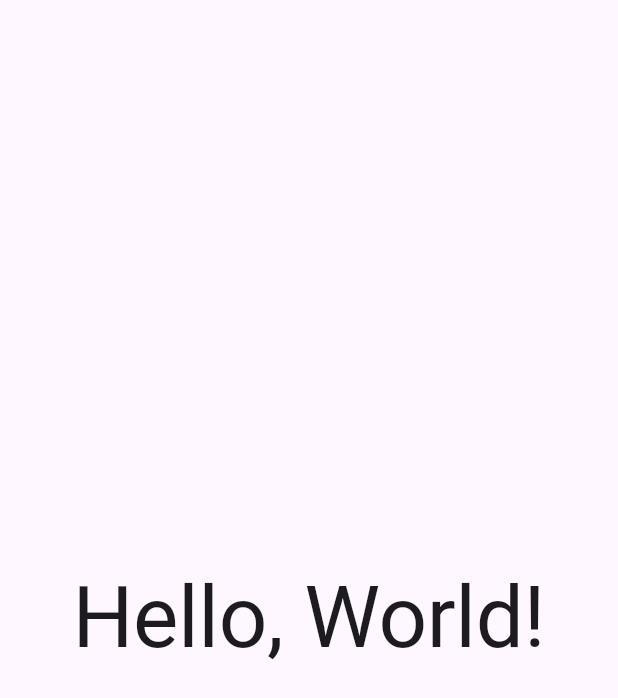
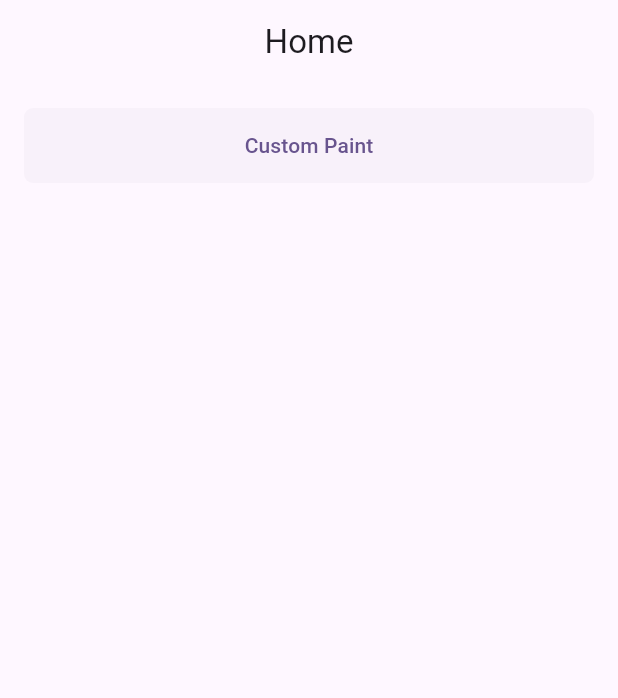
Before and after one commit to iHabibullahBahar/flutter_folder, a Flutter app: the screen it shows after launch, on a phone screen of 412 x 824 dp. Shown: the top 698 px of the screen. Run offline on Flutter 3.47's test engine with Material 3 defaults, Android fonts, the phone set to English and light mode, and no system bars; our stand-ins replace firebase_core, get; accounts and stored records are empty.

Commit message:
basic custom painter added

```diff
--- a/lib/main.dart
+++ b/lib/main.dart
@@ -1,5 +1,6 @@
 import 'package:flutter/material.dart';
 import 'package:flutterfolder/src/features/home/screens/home_screen.dart';
+import 'package:get/get.dart';
 
 void main() {
   runApp(const MyApp());
@@ -11,13 +12,13 @@ class MyApp extends StatelessWidget {
   // This widget is the root of your application.
   @override
   Widget build(BuildContext context) {
-    return MaterialApp(
-      title: 'Flutter Demo',
+    return GetMaterialApp(
+      title: 'Flutter Folder',
       theme: ThemeData(
         colorScheme: ColorScheme.fromSeed(seedColor: Colors.deepPurple),
-        useMaterial3: true,
       ),
       home: const HomeScreen(),
+      debugShowCheckedModeBanner: false,
     );
   }
 }
--- /dev/null
+++ b/lib/src/constants/sizes.dart
@@ -0,0 +1 @@
+const zDefaultPadding = 16.0;
--- /dev/null
+++ b/lib/src/constants/styles.dart
@@ -0,0 +1,10 @@
+import 'package:flutter/material.dart';
+
+ButtonStyle zCustomButtonStyle(double radius) {
+  return ElevatedButton.styleFrom(
+    elevation: 0,
+    shape: RoundedRectangleBorder(
+      borderRadius: BorderRadius.circular(radius),
+    ),
+  );
+}
--- a/lib/src/features/home/screens/home_screen.dart
+++ b/lib/src/features/home/screens/home_screen.dart
@@ -1,4 +1,8 @@
 import 'package:flutter/material.dart';
+import 'package:flutterfolder/src/constants/sizes.dart';
+import 'package:flutterfolder/src/constants/styles.dart';
+import 'package:flutterfolder/src/features/custom_paint/screens/custom_paint_screen.dart';
+import 'package:get/get.dart';
 
 class HomeScreen extends StatelessWidget {
   const HomeScreen({super.key});
@@ -6,11 +10,29 @@ class HomeScreen extends StatelessWidget {
   @override
   Widget build(BuildContext context) {
     return Scaffold(
-        body: Center(
-      child: Text(
-        'Hello, World!',
-        style: Theme.of(context).textTheme.headline1,
+      appBar: AppBar(
+        title: const Text('Home'),
+        centerTitle: true,
       ),
-    ));
+      body: Padding(
+        padding: const EdgeInsets.all(
+          zDefaultPadding,
+        ),
+        child: ListView(
+          children: [
+            SizedBox(
+              height: 50,
+              child: ElevatedButton(
+                onPressed: () {
+                  Get.to(() => CustomPaintScreen());
+                },
+                style: zCustomButtonStyle(6),
+                child: const Text('Custom Paint'),
+              ),
+            ),
+          ],
+        ),
+      ),
+    );
   }
 }
--- a/pubspec.yaml
+++ b/pubspec.yaml
@@ -35,6 +35,8 @@ dependencies:
   # The following adds the Cupertino Icons font to your application.
   # Use with the CupertinoIcons class for iOS style icons.
   cupertino_icons: ^1.0.2
+  firebase_core: ^2.23.0
+  get: ^4.6.6
 
 dev_dependencies:
   flutter_test:
```
Also changed, not shown: lib/src/features/custom_paint/screens/custom_paint_screen.dart (added, +149 -0 lines), lib/firebase_options.dart (added), pubspec.lock, 20 other files.
